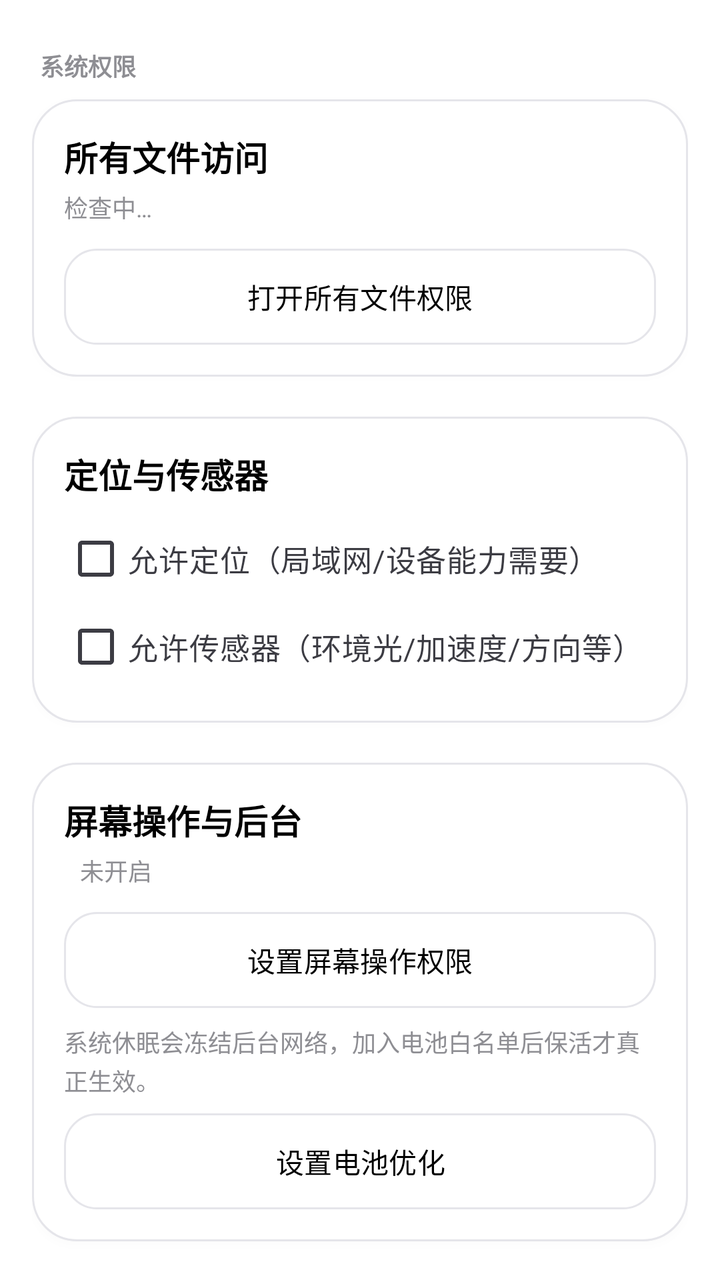
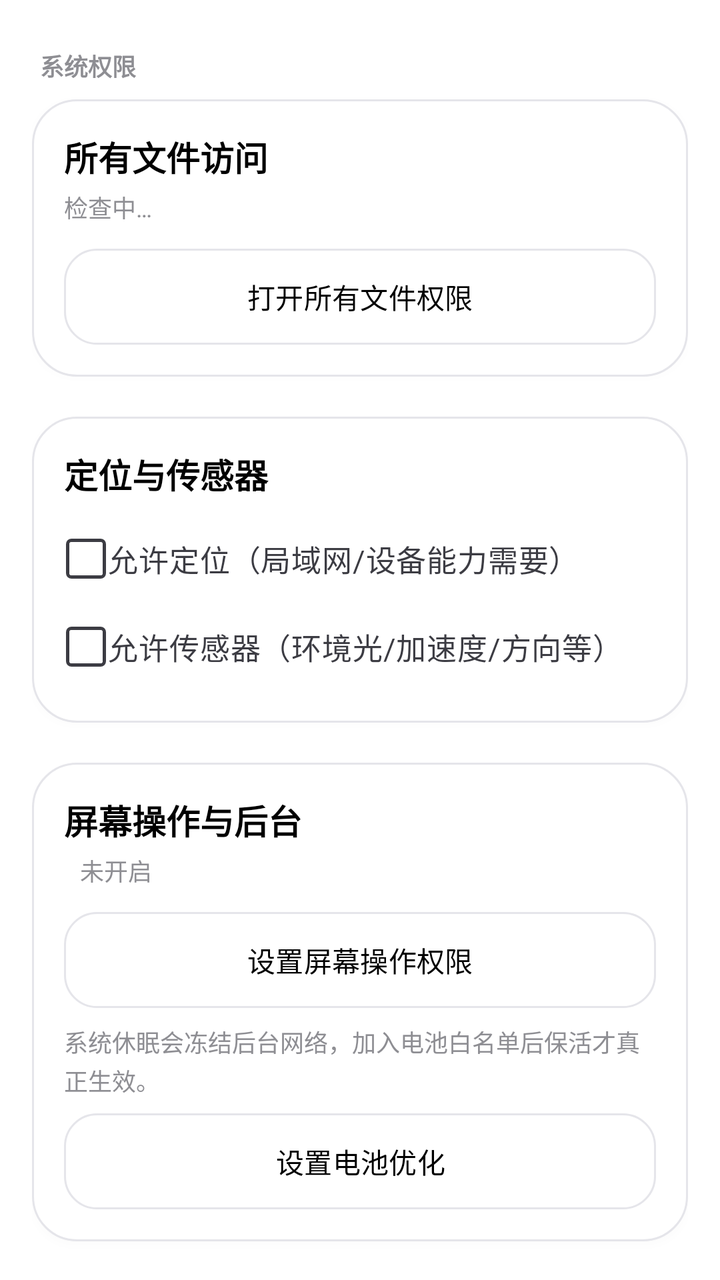

Compare the two renders of this Android layout. The source of the first and the diff that turns it into the second are given below.
<!-- AndroidManifest.xml: application theme Theme.DeepseekHarness -->
<!-- res/layout/fragment_device_grants.xml -->
<?xml version="1.0" encoding="utf-8"?>
<androidx.core.widget.NestedScrollView xmlns:android="http://schemas.android.com/apk/res/android"
    android:layout_width="match_parent"
    android:layout_height="match_parent"
    android:background="@color/surface"
    android:fillViewport="true"
    android:clipToPadding="false">

    <LinearLayout
        android:layout_width="match_parent"
        android:layout_height="wrap_content"
        android:orientation="vertical"
        android:padding="@dimen/page_pad">

        
        <TextView
            style="@style/DeepSeekHarnessText.Caption"
            android:layout_width="match_parent"
            android:layout_height="wrap_content"
            android:layout_marginStart="@dimen/gap_hair"
            android:layout_marginTop="@dimen/gap_tight"
            android:layout_marginBottom="@dimen/gap_tight"
            android:text="@string/grants_system"
            android:textStyle="bold" />

        
        <LinearLayout
            style="@style/DeepSeekHarnessCard"
            android:layout_width="match_parent"
            android:layout_height="wrap_content">

            <TextView
                style="@style/DeepSeekHarnessText.Title"
                android:layout_width="match_parent"
                android:layout_height="wrap_content"
                android:text="@string/grants_all_files" />

            <TextView
                android:id="@+id/config_all_files_status"
                style="@style/DeepSeekHarnessText.Caption"
                android:layout_width="match_parent"
                android:layout_height="wrap_content"
                android:layout_marginTop="@dimen/gap_hair"
                android:text="@string/grants_checking"
                android:textColor="@color/text_muted" />

            <Button
                android:id="@+id/config_all_files"
                style="@style/Widget.DeepSeekHarness.Button"
                android:layout_width="match_parent"
                android:layout_height="wrap_content"
                android:layout_marginTop="@dimen/gap_control"
                android:minHeight="@dimen/btn_height"
                android:text="@string/grants_open_all_files" />
        </LinearLayout>

        
        <LinearLayout
            style="@style/DeepSeekHarnessCard"
            android:layout_width="match_parent"
            android:layout_height="wrap_content"
            android:layout_marginTop="@dimen/gap_section">

            <TextView
                style="@style/DeepSeekHarnessText.Title"
                android:layout_width="match_parent"
                android:layout_height="wrap_content"
                android:text="@string/grants_location" />

            <CheckBox
                android:id="@+id/config_cap_location"
                style="@style/DeepSeekHarnessText.Body"
                android:layout_width="match_parent"
                android:layout_height="wrap_content"
                android:layout_marginTop="@dimen/gap_tight"
                android:minHeight="@dimen/touch_min"
                android:text="@string/grants_location_allow"
android:textColor="@color/text_secondary"  android:buttonTint="@color/checkbox_tint" />

            <CheckBox
                android:id="@+id/config_cap_sensors"
                style="@style/DeepSeekHarnessText.Body"
                android:layout_width="match_parent"
                android:layout_height="wrap_content"
                android:minHeight="@dimen/touch_min"
                android:text="@string/grants_sensors_allow"
android:textColor="@color/text_secondary"  android:buttonTint="@color/checkbox_tint" />
        </LinearLayout>

        
        <LinearLayout
            style="@style/DeepSeekHarnessCard"
            android:layout_width="match_parent"
            android:layout_height="wrap_content"
            android:layout_marginTop="@dimen/gap_section">

            <TextView
                style="@style/DeepSeekHarnessText.Title"
                android:layout_width="match_parent"
                android:layout_height="wrap_content"
                android:text="@string/grants_screen_bg" />

            <TextView
                android:id="@+id/config_a11y_status"
                style="@style/DeepSeekHarnessText.Caption"
                android:layout_width="match_parent"
                android:layout_height="wrap_content"
                android:layout_marginTop="@dimen/gap_hair"
                android:layout_marginStart="@dimen/gap_tight"
                android:text="@string/grants_not_enabled" />

            <Button
                android:id="@+id/config_a11y"
                style="@style/Widget.DeepSeekHarness.Button"
                android:layout_width="match_parent"
                android:layout_height="wrap_content"
                android:layout_marginTop="@dimen/gap_control"
                android:minHeight="@dimen/btn_height"
                android:text="@string/grants_setup_screen" />

            <TextView
                style="@style/DeepSeekHarnessText.Caption"
                android:layout_width="match_parent"
                android:layout_height="wrap_content"
                android:layout_marginTop="@dimen/gap_tight"
                android:text="@string/grants_battery_desc"
                android:textColor="@color/text_muted" />

            <Button
                android:id="@+id/config_battery_opt"
                style="@style/Widget.DeepSeekHarness.Button"
                android:layout_width="match_parent"
                android:layout_height="wrap_content"
                android:layout_marginTop="@dimen/gap_tight"
                android:minHeight="@dimen/btn_height"
                android:text="@string/grants_setup_battery" />
        </LinearLayout>

        
        <LinearLayout
            style="@style/DeepSeekHarnessCard"
            android:layout_width="match_parent"
            android:layout_height="wrap_content"
            android:layout_marginTop="@dimen/gap_section">

            <TextView
                style="@style/DeepSeekHarnessText.Title"
                android:layout_width="match_parent"
                android:layout_height="wrap_content"
                android:text="@string/grants_sms" />

            <com.google.android.material.materialswitch.MaterialSwitch
                android:id="@+id/device_sms"
                android:layout_width="match_parent"
                android:layout_height="wrap_content"
                android:layout_marginTop="@dimen/gap_tight"
                android:minHeight="48dp"
                android:text="@string/grants_sms_allow"
                android:textColor="@color/text"
                android:textSize="15sp" />

            <TextView
                android:id="@+id/device_sms_status"
                style="@style/DeepSeekHarnessText.Caption"
                android:layout_width="match_parent"
                android:layout_height="wrap_content"
                android:layout_marginTop="@dimen/gap_hair"
                android:background="@drawable/bg_chip_clickable"
                android:padding="@dimen/gap_control"
                android:text="@string/grants_checking" />
        </LinearLayout>

        
        <TextView
            style="@style/DeepSeekHarnessText.Caption"
            android:layout_width="match_parent"
            android:layout_height="wrap_content"
            android:layout_marginStart="@dimen/gap_hair"
            android:layout_marginTop="@dimen/gap_section"
            android:layout_marginBottom="@dimen/gap_tight"
            android:text="@string/grants_channels"
            android:textStyle="bold" />

        
        <LinearLayout
            style="@style/DeepSeekHarnessCard"
            android:layout_width="match_parent"
            android:layout_height="wrap_content">

            <TextView
                style="@style/DeepSeekHarnessText.Title"
                android:layout_width="match_parent"
                android:layout_height="wrap_content"
                android:text="Root Shell" />

            <CheckBox
                android:id="@+id/config_root_shell"
                style="@style/DeepSeekHarnessText.Body"
                android:layout_width="match_parent"
                android:layout_height="wrap_content"
                android:layout_marginTop="@dimen/gap_tight"
                android:minHeight="@dimen/touch_min"
                android:text="@string/grants_allow_root"
android:textColor="@color/text_secondary"  android:buttonTint="@color/checkbox_tint" />

            <TextView
                style="@style/DeepSeekHarnessText.Caption"
                android:layout_width="match_parent"
                android:layout_height="wrap_content"
                android:layout_marginStart="@dimen/gap_tight"
                android:text="@string/grants_allow_root_desc"
                android:textColor="@color/text_muted" />

            <TextView
                android:id="@+id/device_root_status"
                style="@style/DeepSeekHarnessText.Caption"
                android:layout_width="match_parent"
                android:layout_height="wrap_content"
                android:layout_marginTop="@dimen/gap_tight"
                android:background="@drawable/bg_chip_clickable"
                android:padding="@dimen/gap_control"
                android:text="@string/grants_checking" />

            <TextView
                android:id="@+id/config_guard_status"
                style="@style/DeepSeekHarnessText.Caption"
                android:layout_width="match_parent"
                android:layout_height="wrap_content"
                android:layout_marginStart="@dimen/gap_tight"
                android:layout_marginTop="@dimen/gap_hair"
                android:visibility="gone" />

            <Button
                android:id="@+id/device_root_verify"
                style="@style/Widget.DeepSeekHarness.Button"
                android:layout_width="match_parent"
                android:layout_height="wrap_content"
                android:layout_marginTop="@dimen/gap_control"
                android:minHeight="@dimen/btn_height"
                android:text="@string/grants_verify_root"
                android:textColor="@color/primary" />
        </LinearLayout>

        
        <LinearLayout
            style="@style/DeepSeekHarnessCard"
            android:layout_width="match_parent"
            android:layout_height="wrap_content"
            android:layout_marginTop="@dimen/gap_section">

            <TextView
                style="@style/DeepSeekHarnessText.Title"
                android:layout_width="match_parent"
                android:layout_height="wrap_content"
                android:text="@string/grants_stellar" />

            <TextView
                android:id="@+id/device_stellar_status"
                style="@style/DeepSeekHarnessText.Caption"
                android:layout_width="match_parent"
                android:layout_height="wrap_content"
                android:layout_marginTop="@dimen/gap_tight"
                android:background="@drawable/bg_chip_clickable"
                android:padding="@dimen/gap_control"
                android:text="@string/grants_checking" />

            <Button
                android:id="@+id/device_stellar_auth"
                style="@style/Widget.DeepSeekHarness.Button"
                android:layout_width="match_parent"
                android:layout_height="wrap_content"
                android:layout_marginTop="@dimen/gap_control"
                android:minHeight="@dimen/btn_height"
                android:text="@string/grants_authorize_stellar"
                android:textColor="@color/primary" />
        </LinearLayout>

        
        <LinearLayout
            style="@style/DeepSeekHarnessCard"
            android:layout_width="match_parent"
            android:layout_height="wrap_content"
            android:layout_marginTop="@dimen/gap_section">

            <TextView
                style="@style/DeepSeekHarnessText.Title"
                android:layout_width="match_parent"
                android:layout_height="wrap_content"
                android:text="Shizuku" />

            <TextView
                android:id="@+id/workspace_shizuku_status"
                style="@style/DeepSeekHarnessText.Caption"
                android:layout_width="match_parent"
                android:layout_height="wrap_content"
                android:layout_marginTop="@dimen/gap_tight"
                android:background="@drawable/bg_chip_clickable"
                android:padding="@dimen/gap_control"
                android:text="@string/grants_checking" />

            <Button
                android:id="@+id/workspace_shizuku_auth"
                style="@style/Widget.DeepSeekHarness.Button"
                android:layout_width="match_parent"
                android:layout_height="wrap_content"
                android:layout_marginTop="@dimen/gap_control"
                android:minHeight="@dimen/btn_height"
                android:text="@string/grants_authorize_shizuku"
                android:textColor="@color/primary" />

            <TextView
                android:id="@+id/device_shizuku_open"
                style="@style/Widget.DeepSeekHarness.TextButton"
                android:layout_width="match_parent"
                android:layout_height="wrap_content"
                android:text="@string/grants_open_shizuku" />
        </LinearLayout>

        
        <LinearLayout
            style="@style/DeepSeekHarnessCard"
            android:layout_width="match_parent"
            android:layout_height="wrap_content"
            android:layout_marginTop="@dimen/gap_section">

            <TextView
                style="@style/DeepSeekHarnessText.Title"
                android:layout_width="match_parent"
                android:layout_height="wrap_content"
                android:text="@string/grants_adb" />

            <CheckBox
                android:id="@+id/config_adb_enable"
                style="@style/DeepSeekHarnessText.Body"
                android:layout_width="match_parent"
                android:layout_height="wrap_content"
                android:layout_marginTop="@dimen/gap_tight"
                android:minHeight="@dimen/touch_min"
                android:text="@string/grants_adb_enable"
android:textColor="@color/text_secondary"  android:buttonTint="@color/checkbox_tint" />

            <TextView
                style="@style/DeepSeekHarnessText.Caption"
                android:layout_width="match_parent"
                android:layout_height="wrap_content"
                android:text="@string/grants_adb_desc"
                android:textColor="@color/text_muted" />

            <TextView
                android:id="@+id/config_adb_status"
                style="@style/DeepSeekHarnessText.Caption"
                android:layout_width="match_parent"
                android:layout_height="wrap_content"
                android:layout_marginTop="@dimen/gap_hair"
                android:background="@drawable/bg_chip_clickable"
                android:padding="@dimen/gap_control"
                android:text="@string/grants_adb_off" />

            <Button
                android:id="@+id/config_adb_pair"
                style="@style/Widget.DeepSeekHarness.Button"
                android:layout_width="match_parent"
                android:layout_height="wrap_content"
                android:layout_marginTop="@dimen/gap_control"
                android:minHeight="@dimen/btn_height"
                android:text="@string/grants_adb_pairing" />
        </LinearLayout>

        <TextView
            style="@style/DeepSeekHarnessText.Caption"
            android:layout_width="match_parent"
            android:layout_height="wrap_content"
            android:layout_marginStart="@dimen/gap_tight"
            android:layout_marginTop="@dimen/gap_tight"
            android:text="@string/grants_protection_note"
            android:textColor="@color/text_muted" />
    </LinearLayout>
</androidx.core.widget.NestedScrollView>
<!-- resources referenced by this layout -->
<resources>
  <color name="primary">#000000</color>
  <color name="surface">#FFFFFF</color>
  <color name="text">#000000</color>
  <color name="text_muted">#8E8E93</color>
  <color name="text_secondary">#3C3C43</color>
  <dimen name="btn_height">48dp</dimen>
  <dimen name="gap_control">12dp</dimen>
  <dimen name="gap_hair">4dp</dimen>
  <dimen name="gap_section">20dp</dimen>
  <dimen name="gap_tight">8dp</dimen>
  <dimen name="page_pad">16dp</dimen>
  <dimen name="touch_min">44dp</dimen>
  <string name="grants_adb">ADB 设备通道</string>
  <string name="grants_adb_off">ADB 已关闭。</string>
  <string name="grants_adb_pairing">ADB 无线配对</string>
  <string name="grants_all_files">所有文件访问</string>
  <string name="grants_channels">设备通道</string>
  <string name="grants_checking">检查中…</string>
  <string name="grants_location">定位与传感器</string>
  <string name="grants_not_enabled">未开启</string>
  <string name="grants_open_all_files">打开所有文件权限</string>
  <string name="grants_screen_bg">屏幕操作与后台</string>
  <string name="grants_setup_battery">设置电池优化</string>
  <string name="grants_setup_screen">设置屏幕操作权限</string>
  <string name="grants_sms">短信读取</string>
  <string name="grants_sms_allow">持续允许读取短信</string>
  <string name="grants_system">系统权限</string>
  <string name="grants_verify_root">验证 Root 通道</string>
  <color name="ripple">#0F000000</color>
  <dimen name="radius_pill">999dp</dimen>
  <color name="card">#FFFFFF</color>
  <color name="raised">#FFFFFF</color>
  <dimen name="stroke">1dp</dimen>
  <color name="line">#E5E5EA</color>
  <dimen name="card_pad">16dp</dimen>
  <dimen name="text_body">15sp</dimen>
  <dimen name="text_caption">12sp</dimen>
  <dimen name="text_title">17sp</dimen>
  <dimen name="radius_card">22dp</dimen>
  <dimen name="radius_control">16dp</dimen>
  <color name="disabled">#E9E9EE</color>
  <dimen name="radius_small">12dp</dimen>
  <color name="accent_on">#FFFFFF</color>
  <color name="primary_dark">#1C1C1E</color>
  <color name="err">#48484A</color>
  <color name="error_on">#FFFFFF</color>
  <style name="Widget.DeepSeekHarness.CheckBox" parent="Widget.Material3.CompoundButton.CheckBox">
          <item name="android:textColor">@color/button_text</item>
          <item name="android:buttonTint">@color/checkbox_tint</item>
      </style>
  <color name="primary_ripple">#1A000000</color>
  <!-- unchanged entries left out for length: 34 -->
</resources>

<!-- the commit's change to res/layout/fragment_device_grants.xml (unified diff, before → after) -->
@@ -75,7 +75,7 @@
                 android:layout_marginTop="@dimen/gap_tight"
                 android:minHeight="@dimen/touch_min"
                 android:text="@string/grants_location_allow"
-android:textColor="@color/text_secondary"  android:buttonTint="@color/checkbox_tint" />
+android:textColor="@color/text_secondary"  />
 
             <CheckBox
                 android:id="@+id/config_cap_sensors"
@@ -84,7 +84,7 @@ android:textColor="@color/text_secondary"  android:buttonTint="@color/checkbox_t
                 android:layout_height="wrap_content"
                 android:minHeight="@dimen/touch_min"
                 android:text="@string/grants_sensors_allow"
-android:textColor="@color/text_secondary"  android:buttonTint="@color/checkbox_tint" />
+android:textColor="@color/text_secondary"  />
         </LinearLayout>
 
         
@@ -201,7 +201,7 @@ android:textColor="@color/text_secondary"  android:buttonTint="@color/checkbox_t
                 android:layout_marginTop="@dimen/gap_tight"
                 android:minHeight="@dimen/touch_min"
                 android:text="@string/grants_allow_root"
-android:textColor="@color/text_secondary"  android:buttonTint="@color/checkbox_tint" />
+android:textColor="@color/text_secondary"  />
 
             <TextView
                 style="@style/DeepSeekHarnessText.Caption"
@@ -337,7 +337,7 @@ android:textColor="@color/text_secondary"  android:buttonTint="@color/checkbox_t
                 android:layout_marginTop="@dimen/gap_tight"
                 android:minHeight="@dimen/touch_min"
                 android:text="@string/grants_adb_enable"
-android:textColor="@color/text_secondary"  android:buttonTint="@color/checkbox_tint" />
+android:textColor="@color/text_secondary"  />
 
             <TextView
                 style="@style/DeepSeekHarnessText.Caption"
<!-- resource entries referenced after the edit -->
@@ -48,8 +48,39 @@
   <color name="error_on">#FFFFFF</color>
   <style name="Widget.DeepSeekHarness.CheckBox" parent="Widget.Material3.CompoundButton.CheckBox">
           <item name="android:textColor">@color/button_text</item>
-          <item name="android:buttonTint">@color/checkbox_tint</item>
+          <item name="android:button">@drawable/checkbox_custom</item>
       </style>
+  <!-- drawable checkbox_custom (drawable) -->
+  <?xml version="1.0" encoding="utf-8"?>
+  <selector xmlns:android="http://schemas.android.com/apk/res/android">
+      <item android:state_checked="true" android:drawable="@drawable/ic_checkbox_checked" />
+      <item android:drawable="@drawable/ic_checkbox_unchecked" />
+  </selector>
+  <!-- drawable ic_checkbox_checked (drawable) -->
+  <?xml version="1.0" encoding="utf-8"?>
+  <vector xmlns:android="http://schemas.android.com/apk/res/android"
+      android:width="22dp" android:height="22dp"
+      android:viewportWidth="24" android:viewportHeight="24">
+      
+      <path
+          android:pathData="M4,2.5h16a1.5,1.5 0 0 1 1.5,1.5v16a1.5,1.5 0 0 1 -1.5,1.5H4A1.5,1.5 0 0 1 2.5,20V4A1.5,1.5 0 0 1 4,2.5z"
+          android:fillColor="@color/primary" />
+      
+      <path
+          android:pathData="M9.55,16.48 L5.68,12.53 C5.36,12.2 5.36,11.67 5.68,11.34 C6.0,11.02 6.54,11.02 6.86,11.34 L9.79,14.34 L17.35,6.75 C17.67,6.42 18.21,6.42 18.53,6.75 C18.85,7.07 18.85,7.6 18.53,7.92 L10.53,15.96 C10.42,16.08 10.18,16.16 10.03,16.2 C9.88,16.24 9.71,16.24 9.55,16.16 Z"
+          android:fillColor="#FFFFFF" />
+  </vector>
+  <!-- drawable ic_checkbox_unchecked (drawable) -->
+  <?xml version="1.0" encoding="utf-8"?>
+  <vector xmlns:android="http://schemas.android.com/apk/res/android"
+      android:width="22dp" android:height="22dp"
+      android:viewportWidth="24" android:viewportHeight="24">
+      <path
+          android:pathData="M4,2h16a2,2 0 0 1 2,2v16a2,2 0 0 1 -2,2H4a2,2 0 0 1 -2,-2V4a2,2 0 0 1 2,-2z"
+          android:strokeColor="@color/text_muted"
+          android:strokeWidth="1.8"
+          android:fillColor="#00000000" />
+  </vector>
   <color name="primary_ripple">#1A000000</color>
   <!-- unchanged entries left out for length: 34 -->
 </resources>
